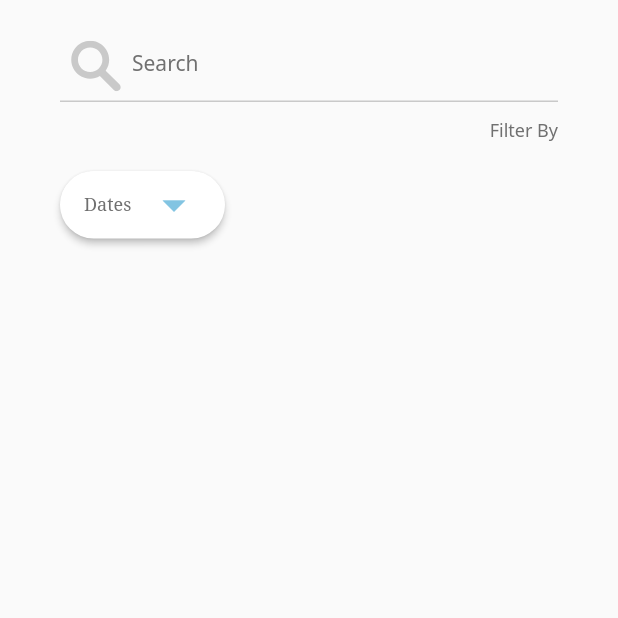
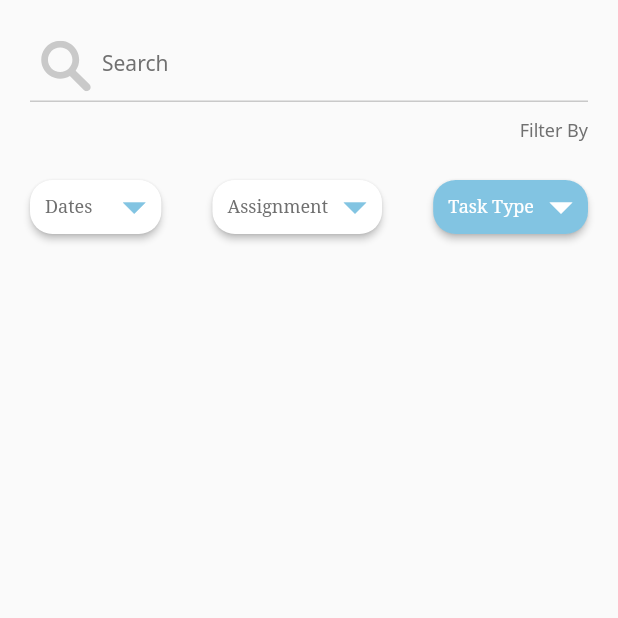
Before and after one commit to suvro467/auto_pilot, a Flutter app: the SearchScreen screen opened directly with empty values, on a phone screen of 412 x 824 dp, the top half of it. Run offline on Flutter 3.47's test engine with Material 2 defaults, Android fonts, the phone set to English and light mode, and no system bars; our stand-ins replace another_flushbar, flutter_svg, google_fonts, hexcolor, pie_chart; project files that could hold a hidden picture were left out.

Commit message:
Changes done in Search Screen.

```diff
--- a/lib/screens/app_bar_screens/search_screen.dart
+++ b/lib/screens/app_bar_screens/search_screen.dart
@@ -36,7 +36,9 @@ class _SearchScreenState extends State<SearchScreen> {
 
   bool isSelectedDates = false;
   bool isSelectedAssignment = false;
-  bool isSelectedTaskType = false;
+  bool isSelectedTaskType = true;
+
+  List<Map<String, dynamic>> searchResults = [];
 
   @override
   void initState() {
@@ -59,8 +61,8 @@ class _SearchScreenState extends State<SearchScreen> {
           children: [
             Padding(
               padding: const EdgeInsets.only(
-                left: 40.0,
-                right: 40.0,
+                left: 20.0,
+                right: 20.0,
                 top: 20,
               ),
               child: TextField(
@@ -101,8 +103,8 @@ class _SearchScreenState extends State<SearchScreen> {
             ),
             Padding(
               padding: const EdgeInsets.only(
-                left: 40.0,
-                right: 40.0,
+                left: 20.0,
+                right: 20.0,
                 top: 10,
               ),
               child: Row(
@@ -122,27 +124,28 @@ class _SearchScreenState extends State<SearchScreen> {
             ),
             Padding(
               padding: const EdgeInsets.only(
-                left: 40.0,
-                right: 40.0,
+                left: 20.0,
+                right: 20.0,
                 top: 20,
               ),
               child: Row(
-                mainAxisAlignment: MainAxisAlignment.start,
+                mainAxisAlignment: MainAxisAlignment.spaceBetween,
                 children: [
-                  ConstrainedBox(
-                    constraints:
-                        BoxConstraints.tightFor(width: 110, height: 45),
-                    child: ElevatedButton(
+                  ElevatedButton(
                     onPressed: () async {},
                     style: ElevatedButton.styleFrom(
+                      padding: EdgeInsets.only(
+                        left: 10,
+                      ),
                       shape: RoundedRectangleBorder(
-                          borderRadius: BorderRadius.circular(30.0),
+                        borderRadius: BorderRadius.circular(15.0),
                       ),
                       primary: isSelectedDates
                           ? selectedBackgroundColour
                           : unselectedBackgroundColour,
                     ),
                     child: Row(
+                      mainAxisSize: MainAxisSize.max,
                       mainAxisAlignment: MainAxisAlignment.spaceBetween,
                       children: [
                         Text(
@@ -155,6 +158,9 @@ class _SearchScreenState extends State<SearchScreen> {
                             fontWeight: FontWeight.normal,
                           ),
                         ),
+                        SizedBox(
+                          width: 10,
+                        ),
                         Icon(
                           Icons.arrow_drop_down,
                           color: isSelectedDates
@@ -165,6 +171,85 @@ class _SearchScreenState extends State<SearchScreen> {
                       ],
                     ),
                   ),
+                  ElevatedButton(
+                    onPressed: () async {},
+                    style: ElevatedButton.styleFrom(
+                      padding: EdgeInsets.only(
+                        left: 10,
+                      ),
+                      shape: RoundedRectangleBorder(
+                        borderRadius: BorderRadius.circular(15.0),
+                      ),
+                      primary: isSelectedAssignment
+                          ? selectedBackgroundColour
+                          : unselectedBackgroundColour,
+                    ),
+                    child: Row(
+                      mainAxisSize: MainAxisSize.max,
+                      mainAxisAlignment: MainAxisAlignment.spaceBetween,
+                      children: [
+                        Text(
+                          'Assignment',
+                          style: GoogleFonts.notoSerif(
+                            fontSize: 12,
+                            color: isSelectedAssignment
+                                ? selectedTextColour
+                                : unselectedTextColour,
+                            fontWeight: FontWeight.normal,
+                          ),
+                        ),
+                        /* SizedBox(
+                          width: 10,
+                        ), */
+                        Icon(
+                          Icons.arrow_drop_down,
+                          color: isSelectedAssignment
+                              ? selectedDropDownColour
+                              : unselectedDropDownColour,
+                          size: 36,
+                        ),
+                      ],
+                    ),
+                  ),
+                  ElevatedButton(
+                    onPressed: () async {},
+                    style: ElevatedButton.styleFrom(
+                      padding: EdgeInsets.only(
+                        left: 10,
+                      ),
+                      shape: RoundedRectangleBorder(
+                        borderRadius: BorderRadius.circular(15.0),
+                      ),
+                      primary: isSelectedTaskType
+                          ? selectedBackgroundColour
+                          : unselectedBackgroundColour,
+                    ),
+                    child: Row(
+                      mainAxisSize: MainAxisSize.max,
+                      mainAxisAlignment: MainAxisAlignment.spaceBetween,
+                      children: [
+                        Text(
+                          'Task Type',
+                          style: GoogleFonts.notoSerif(
+                            fontSize: 12,
+                            color: isSelectedTaskType
+                                ? selectedTextColour
+                                : unselectedTextColour,
+                            fontWeight: FontWeight.normal,
+                          ),
+                        ),
+                        /* SizedBox(
+                          width: 10,
+                        ), */
+                        Icon(
+                          Icons.arrow_drop_down,
+                          color: isSelectedTaskType
+                              ? selectedDropDownColour
+                              : unselectedDropDownColour,
+                          size: 36,
+                        ),
+                      ],
+                    ),
                   ),
                 ],
               ),
@@ -174,4 +259,13 @@ class _SearchScreenState extends State<SearchScreen> {
       ),
     );
   }
+
+  getSearchResults() {
+    for (int i = 0; i < 10; i++) {
+      searchResults.add({
+        'Description': 'This is the small description of the tasks assigned.',
+        'By': 'Sujoy Banerjee'
+      });
     }
+  }
+}
```
Lines whose indentation alone changed are shown as unchanged.
